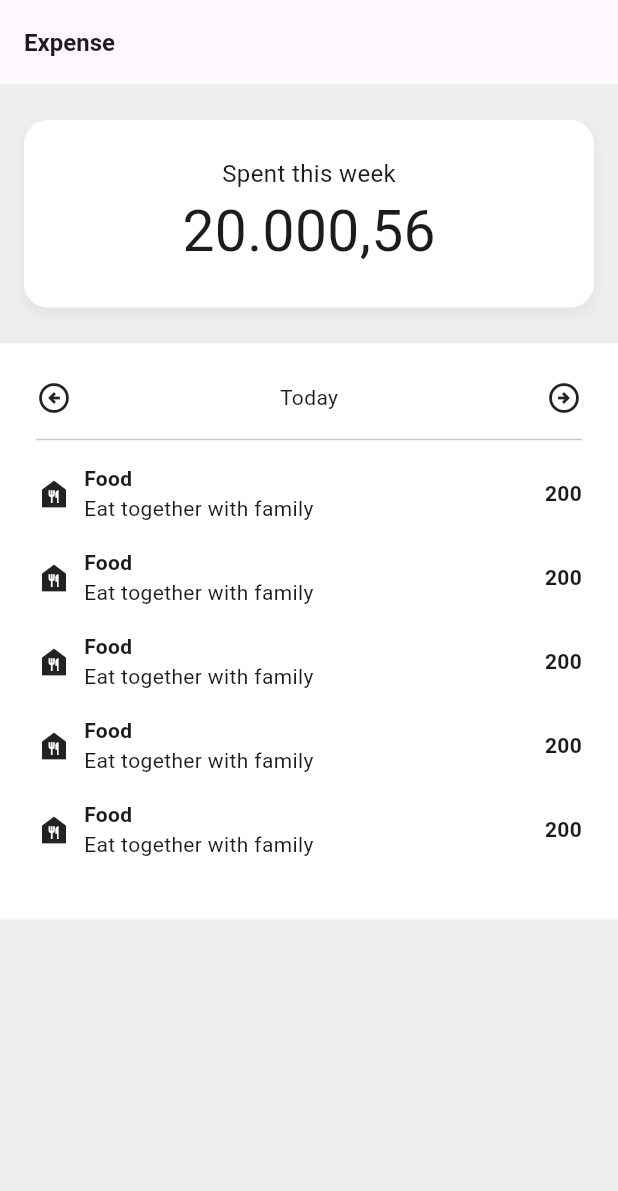
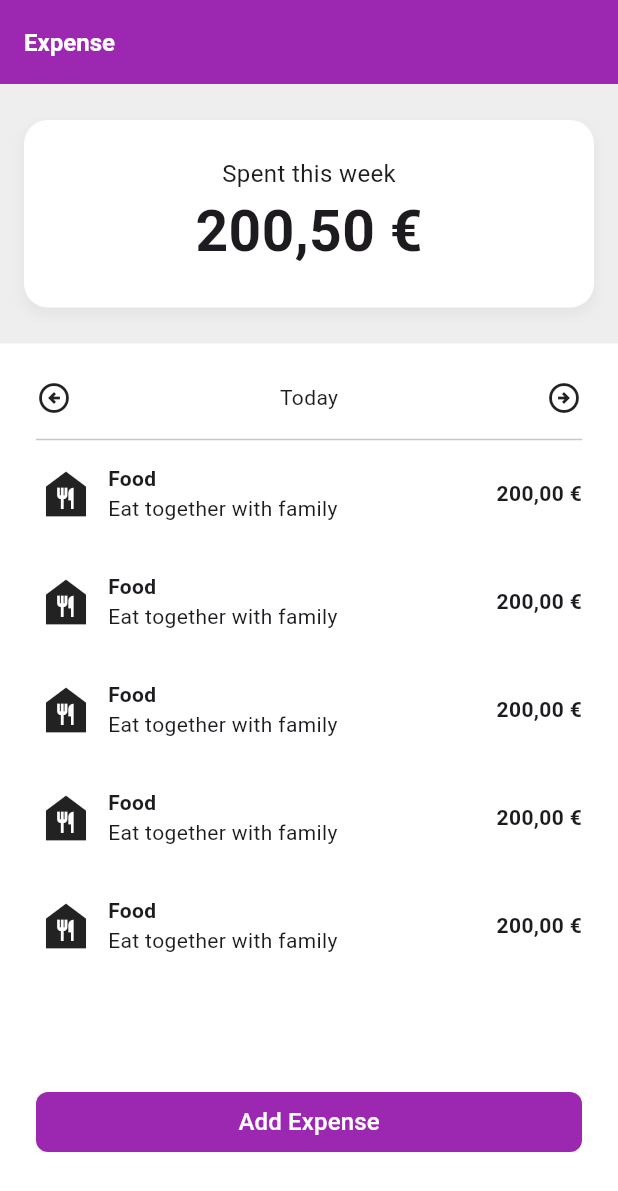
Before and after one commit to abbiyuarsyah/expense-tracker, a Flutter app: the screen it shows after launch, on a phone screen of 412 x 824 dp. Shown: the top 1191 px of the screen. Run offline on Flutter 3.47's test engine with Material 3 defaults, Android fonts, the phone set to English and light mode, and no system bars; our stand-ins replace dartz, easy_localization, equatable, get_it, hive, internet_connection_checker_plus; accounts and stored records are empty.

Commit message:
implement data, domain layers

```diff
--- a/lib/app.dart
+++ b/lib/app.dart
@@ -1,4 +1,5 @@
 import 'package:easy_localization/easy_localization.dart';
+import 'package:expense_tracker/features/expense/presentation/pages/add_expense_page.dart';
 import 'package:expense_tracker/features/expense/presentation/pages/expense_summary_page.dart';
 import 'package:flutter/material.dart';
 
@@ -10,7 +11,11 @@ class App extends StatelessWidget {
     return MaterialApp(
       title: 'expense',
       locale: context.locale,
-      home: const ExpenseSummaryPage(),
+      initialRoute: '/',
+      routes: {
+        '/': (context) => const ExpenseSummaryPage(),
+        '/add-expense': (context) => const AddExpensePage(),
+      },
     );
   }
 }
--- /dev/null
+++ b/lib/core/utils/use_case.dart
@@ -0,0 +1,6 @@
+import 'package:dartz/dartz.dart';
+import 'execptions.dart';
+
+abstract class UseCase<Type, Params> {
+  Future<Either<Failure, Type>> call(Params params);
+}
--- /dev/null
+++ b/lib/features/expense/domain/repositories/expense_repository.dart
@@ -0,0 +1,9 @@
+import 'package:expense_tracker/core/utils/execptions.dart';
+import 'package:dartz/dartz.dart';
+import 'package:expense_tracker/features/expense/data/models/expense_model.dart';
+
+abstract class ExpenseRepository {
+  Future<Either<Failure, ExpenseModel>> add(ExpenseModel data);
+  Future<Either<Failure, bool>> delete(ExpenseModel data);
+  Future<Either<Failure, List<ExpenseModel>>> getAll();
+}
--- a/lib/features/expense/presentation/pages/expense_summary_page.dart
+++ b/lib/features/expense/presentation/pages/expense_summary_page.dart
@@ -1,6 +1,8 @@
 import 'package:expense_tracker/core/constants/dimens.dart';
+import 'package:expense_tracker/features/expense/presentation/pages/add_expense_page.dart';
 import 'package:flutter/material.dart';
 
+import '../../../../core/shared_widget/card_container.dart';
 import '../widgets/list_expense_widget.dart';
 import '../widgets/summary_widget.dart';
 
@@ -11,24 +13,64 @@ class ExpenseSummaryPage extends StatelessWidget {
   Widget build(BuildContext context) {
     return Scaffold(
       appBar: AppBar(
+        backgroundColor: Colors.purple,
         title: const Text(
           "Expense",
           style: TextStyle(
             fontSize: 16,
             fontWeight: FontWeight.bold,
+            color: Colors.white,
           ),
         ),
       ),
       backgroundColor: Colors.grey[200],
       body: SizedBox(
         width: MediaQuery.of(context).size.width,
-        child: const Column(
-          crossAxisAlignment: CrossAxisAlignment.center,
+        child: Stack(
           children: [
-            SizedBox(height: Dimens.extraLarge),
-            SummaryWidget(),
-            SizedBox(height: Dimens.extraLarge),
-            ListExpenseWidget(),
+            const Column(
+              crossAxisAlignment: CrossAxisAlignment.center,
+              children: [
+                SizedBox(height: Dimens.extraLarge),
+                SummaryWidget(),
+                SizedBox(height: Dimens.extraLarge),
+                ListExpenseWidget(),
+              ],
+            ),
+            Positioned.fill(
+              child: Align(
+                alignment: Alignment.bottomCenter,
+                child: CardContainer(
+                  child: Padding(
+                    padding: const EdgeInsets.only(bottom: Dimens.xxLarge),
+                    child: SizedBox(
+                      width: MediaQuery.of(context).size.width,
+                      height: 40,
+                      child: TextButton(
+                        onPressed: () {
+                          Navigator.push(
+                            context,
+                            MaterialPageRoute(
+                                builder: (context) => const AddExpensePage()),
+                          );
+                        },
+                        style: TextButton.styleFrom(
+                          backgroundColor: Colors.purple,
+                          foregroundColor: Colors.white,
+                          shape: RoundedRectangleBorder(
+                            borderRadius: BorderRadius.circular(Dimens.medium),
+                          ),
+                        ),
+                        child: Text(
+                          'Add Expense',
+                          style: const TextStyle(fontSize: 16.0),
+                        ),
+                      ),
+                    ),
+                  ),
+                ),
+              ),
+            ),
           ],
         ),
       ),
--- a/lib/features/expense/presentation/widgets/list_expense_widget.dart
+++ b/lib/features/expense/presentation/widgets/list_expense_widget.dart
@@ -1,3 +1,4 @@
+import 'package:expense_tracker/core/extensions/number_formatter.dart';
 import 'package:flutter/material.dart';
 
 import '../../../../core/constants/dimens.dart';
@@ -31,7 +32,7 @@ class ListExpenseWidget extends StatelessWidget {
             height: Dimens.medium,
           ),
           SizedBox(
-            height: 280,
+            height: 400,
             child: ListView.builder(
               itemCount: 5,
               itemBuilder: (context, index) {
@@ -48,16 +49,21 @@ class ListExpenseWidget extends StatelessWidget {
 class _ListItemExpenseWidget extends StatelessWidget {
   @override
   Widget build(Object context) {
-    return const Padding(
-      padding: EdgeInsets.only(bottom: Dimens.large),
+    return Padding(
+      padding: const EdgeInsets.only(bottom: Dimens.xxLarge),
       child: Row(
         crossAxisAlignment: CrossAxisAlignment.center,
         children: [
-          Icon(Icons.food_bank),
-          SizedBox(
+          const SizedBox(
+            child: Icon(
+              Icons.food_bank,
+              size: 40,
+            ),
+          ),
+          const SizedBox(
             width: Dimens.medium,
           ),
-          Expanded(
+          const Expanded(
             child: Column(
               crossAxisAlignment: CrossAxisAlignment.start,
               children: [
@@ -72,8 +78,8 @@ class _ListItemExpenseWidget extends StatelessWidget {
             ),
           ),
           Text(
-            "200",
-            style: TextStyle(
+            (200).toEuroFormat,
+            style: const TextStyle(
               fontWeight: FontWeight.bold,
             ),
           )
--- a/lib/features/expense/presentation/widgets/summary_widget.dart
+++ b/lib/features/expense/presentation/widgets/summary_widget.dart
@@ -1,3 +1,4 @@
+import 'package:expense_tracker/core/extensions/number_formatter.dart';
 import 'package:flutter/material.dart';
 
 import '../../../../core/constants/dimens.dart';
@@ -14,25 +15,26 @@ class SummaryWidget extends StatelessWidget {
       isBottomRounded: true,
       shadow: [
         BoxShadow(
-          color: Colors.grey.withOpacity(0.1), // Shadow color
-          spreadRadius: 2, // Spread radius
-          blurRadius: 5, // Blur radius
-          offset: const Offset(0, 4), // Shadow position (x, y)
+          color: Colors.grey.withOpacity(0.1),
+          spreadRadius: 2,
+          blurRadius: 5,
+          offset: const Offset(0, 4),
         ),
       ],
-      child: const Column(
+      child: Column(
         crossAxisAlignment: CrossAxisAlignment.center,
         children: [
-          Text(
+          const Text(
             "Spent this week",
             style: TextStyle(
               fontSize: 16,
             ),
           ),
           Text(
-            "20.000,56",
-            style: TextStyle(
+            (200.5).toEuroFormat,
+            style: const TextStyle(
               fontSize: 38,
+              fontWeight: FontWeight.bold,
             ),
           ),
         ],
```
Also changed, not shown: lib/core/enums/expense_category_enum.dart (added, +11 -0 lines), lib/core/extensions/number_formatter.dart (added, +11 -0 lines), lib/core/service_locator/service_locator.dart (added, +22 -0 lines), lib/core/utils/execptions.dart (added, +15 -0 lines), lib/features/expense/data/datasources/expense_datasource.dart (added, +58 -0 lines), lib/features/expense/data/models/expense_model.dart (added, +37 -0 lines), lib/features/expense/data/repositories/expense_repository_impl.dart (added, +44 -0 lines), lib/features/expense/domain/entities/expense_entity.dart (added, +15 -0 lines), lib/features/expense/domain/use_case/add_expense.dart (added, +39 -0 lines), lib/features/expense/domain/use_case/delete_expense.dart (added, +28 -0 lines), lib/features/expense/domain/use_case/get_expenses.dart (added, +35 -0 lines), lib/features/expense/presentation/pages/add_expense_page.dart (added, +177 -0 lines), lib/features/expense/presentation/pages/expense_add_page.dart (deleted, +0 -13 lines), lib/features/expense/data/models/expense_model.g.dart (added), 1 other file.
